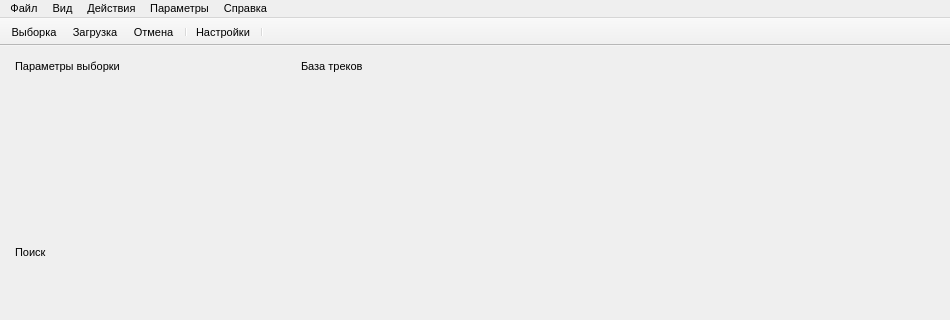
Old version of the form mainwindow.ui in the repository sidorplugin/HearDemoTrackEasy; both pictures show x 0 to 950 and y 0 to 320 of the 950 by 674 pixel window.
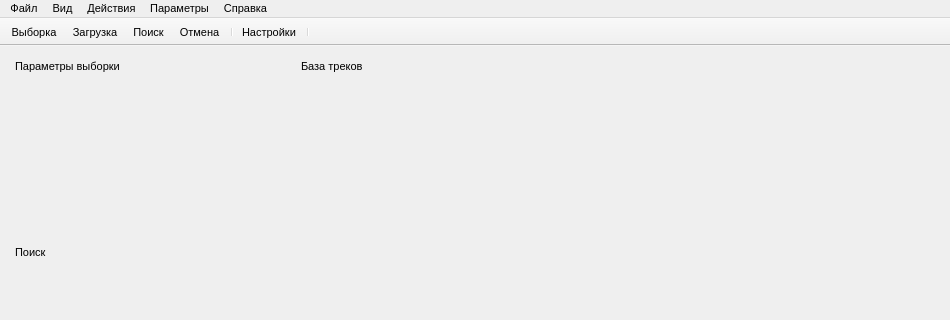
New version of the form. Icons and pictures are not drawn.

Commit message: Start working with SearchResultWidget

What changed in the file:
```diff
--- a/mainwindow.ui
+++ b/mainwindow.ui
@@ -268,6 +268,7 @@
    </attribute>
    <addaction name="action_Fetch"/>
    <addaction name="action_Load"/>
+   <addaction name="action_Search"/>
    <addaction name="action_Cancel"/>
    <addaction name="separator"/>
    <addaction name="action_Preferences"/>
@@ -372,6 +373,15 @@
     <string>Показать панель управления</string>
    </property>
   </action>
+  <action name="action_Search">
+   <property name="icon">
+    <iconset resource="resources/resources.qrc">
+     <normaloff>:/images_ui/images/search.png</normaloff>:/images_ui/images/search.png</iconset>
+   </property>
+   <property name="text">
+    <string>Поиск</string>
+   </property>
+  </action>
  </widget>
  <layoutdefault spacing="6" margin="11"/>
  <resources>
```
The commit also changes 44 other files.
